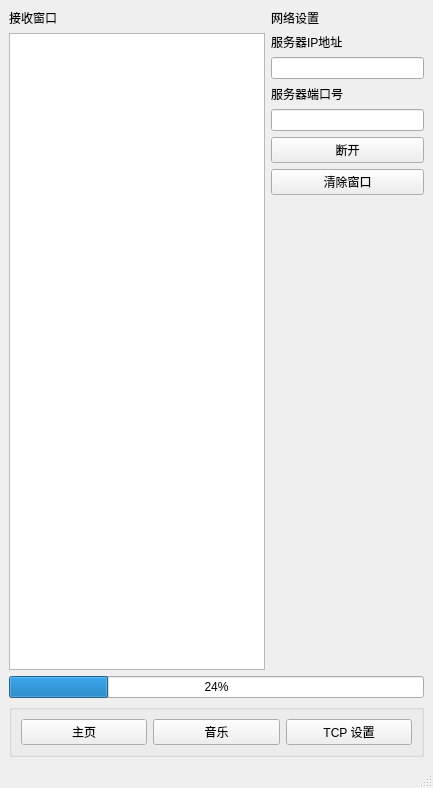
The window that 2_Proj/client/tcpclient.ui (sitakerchen/MultiStereo) describes before a commit, drawn with Qt 5.
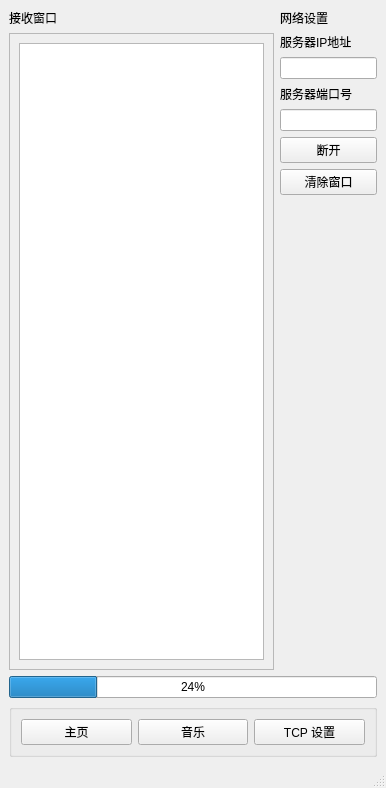
The same window after the commit.

```diff
--- a/2_Proj/client/tcpclient.ui
+++ b/2_Proj/client/tcpclient.ui
@@ -6,7 +6,7 @@
    <rect>
     <x>0</x>
     <y>0</y>
-    <width>433</width>
+    <width>386</width>
     <height>788</height>
    </rect>
   </property>
@@ -27,7 +27,26 @@
          </widget>
         </item>
         <item>
-         <widget class="QPlainTextEdit" name="plainTextEditRecv"/>
+         <widget class="QScrollArea" name="scrollArea">
+          <property name="widgetResizable">
+           <bool>true</bool>
+          </property>
+          <widget class="QWidget" name="scrollAreaWidgetContents">
+           <property name="geometry">
+            <rect>
+             <x>0</x>
+             <y>0</y>
+             <width>248</width>
+             <height>617</height>
+            </rect>
+           </property>
+           <layout class="QGridLayout" name="gridLayout_4">
+            <item row="0" column="0">
+             <widget class="QPlainTextEdit" name="plainTextEditRecv"/>
+            </item>
+           </layout>
+          </widget>
+         </widget>
         </item>
        </layout>
       </item>
```
Left out of the diff: 17 changed lines with no effect on the pictures.
